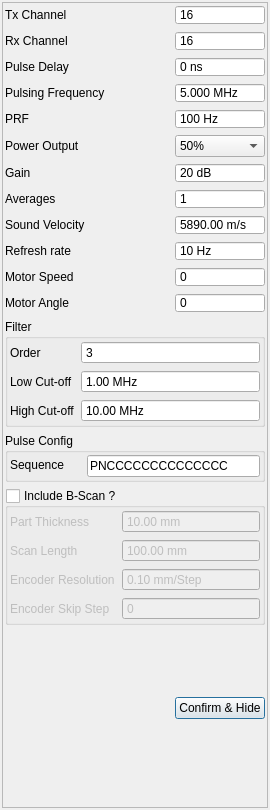
Above: tsettings.ui from SDJoeKing/Tubers_GUI before the change. Below: the same form after it.
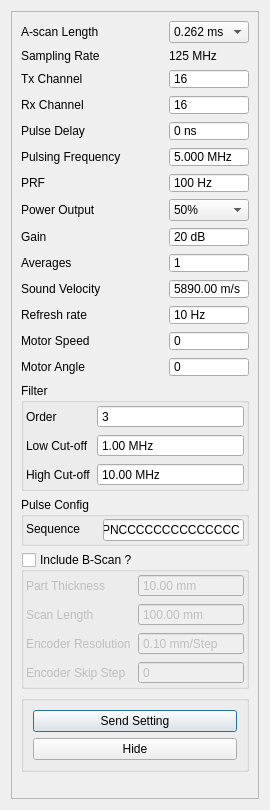
That is the form after the change.

Commit message: hide setting separate button & Ascan length setting moved

What changed in the file:
```diff
--- a/tsettings.ui
+++ b/tsettings.ui
@@ -19,22 +19,7 @@
   <property name="windowTitle">
    <string>Dialog</string>
   </property>
-  <layout class="QGridLayout" name="gridLayout_2">
-   <property name="leftMargin">
-    <number>2</number>
-   </property>
-   <property name="topMargin">
-    <number>2</number>
-   </property>
-   <property name="rightMargin">
-    <number>2</number>
-   </property>
-   <property name="bottomMargin">
-    <number>2</number>
-   </property>
-   <property name="horizontalSpacing">
-    <number>7</number>
-   </property>
+  <layout class="QGridLayout" name="gridLayout">
    <item row="0" column="0">
     <widget class="QScrollArea" name="scrollArea">
      <property name="sizePolicy">
@@ -54,123 +39,33 @@
        <rect>
         <x>0</x>
         <y>0</y>
-        <width>264</width>
-        <height>804</height>
+        <width>283</width>
+        <height>820</height>
        </rect>
       </property>
-      <layout class="QGridLayout" name="gridLayout_3">
-       <property name="leftMargin">
-        <number>2</number>
-       </property>
-       <property name="topMargin">
-        <number>2</number>
-       </property>
-       <property name="rightMargin">
-        <number>2</number>
-       </property>
-       <property name="bottomMargin">
-        <number>2</number>
-       </property>
-       <property name="horizontalSpacing">
-        <number>7</number>
-       </property>
-       <item row="7" column="1">
-        <widget class="QSpinBox" name="spinGain">
-         <property name="maximumSize">
-          <size>
-           <width>16777215</width>
-           <height>20</height>
-          </size>
-         </property>
-         <property name="focusPolicy">
-          <enum>Qt::ClickFocus</enum>
-         </property>
-         <property name="buttonSymbols">
-          <enum>QAbstractSpinBox::NoButtons</enum>
-         </property>
-         <property name="suffix">
-          <string> dB</string>
-         </property>
-         <property name="prefix">
-          <string/>
-         </property>
-         <property name="maximum">
-          <number>48</number>
-         </property>
-         <property name="value">
-          <number>20</number>
-         </property>
-        </widget>
-       </item>
-       <item row="6" column="1">
-        <widget class="QComboBox" name="powerOutput">
-         <property name="focusPolicy">
-          <enum>Qt::ClickFocus</enum>
-         </property>
-         <property name="currentIndex">
-          <number>1</number>
-         </property>
-         <item>
+      <layout class="QGridLayout" name="gridLayout_2">
+       <item row="5" column="0" colspan="3">
+        <widget class="QLabel" name="label_4">
           <property name="text">
-           <string>25%</string>
-          </property>
-         </item>
-         <item>
-          <property name="text">
-           <string>50%</string>
-          </property>
-         </item>
-         <item>
-          <property name="text">
-           <string>100%</string>
-          </property>
-         </item>
+          <string>Pulsing Frequency</string>
+         </property>
         </widget>
        </item>
-       <item row="8" column="1">
-        <widget class="QSpinBox" name="spinAvg">
-         <property name="maximumSize">
+       <item row="19" column="1">
+        <spacer name="verticalSpacer">
+         <property name="orientation">
+          <enum>Qt::Orientation::Vertical</enum>
+         </property>
+         <property name="sizeHint" stdset="0">
           <size>
-           <width>16777215</width>
-           <height>20</height>
+           <width>20</width>
+           <height>56</height>
           </size>
          </property>
-         <property name="focusPolicy">
-          <enum>Qt::ClickFocus</enum>
-         </property>
-         <property name="buttonSymbols">
-          <enum>QAbstractSpinBox::NoButtons</enum>
-         </property>
-         <property name="prefix">
-          <string/>
-         </property>
-         <property name="minimum">
-          <number>1</number>
-         </property>
-         <property name="maximum">
-          <number>100</number>
-         </property>
-         <property name="value">
-          <number>1</number>
-         </property>
-        </widget>
+        </spacer>
        </item>
-       <item row="9" column="0">
-        <widget class="QLabel" name="label_19">
-         <property name="text">
-          <string>Sound Velocity</string>
-         </property>
-        </widget>
-       </item>
-       <item row="8" column="0">
-        <widget class="QLabel" name="label_18">
-         <property name="text">
-          <string>Averages</string>
-         </property>
-        </widget>
-       </item>
-       <item row="10" column="1">
-        <widget class="QSpinBox" name="spinRefresh">
+       <item row="5" column="3">
+        <widget class="QDoubleSpinBox" name="spinFrequency">
          <property name="maximumSize">
           <size>
            <width>16777215</width>
@@ -184,20 +79,23 @@
           <enum>QAbstractSpinBox::NoButtons</enum>
          </property>
          <property name="suffix">
-          <string> Hz</string>
+          <string> MHz</string>
          </property>
+         <property name="decimals">
+          <number>3</number>
+         </property>
          <property name="minimum">
-          <number>1</number>
+          <double>0.020000000000000</double>
          </property>
          <property name="maximum">
-          <number>301</number>
+          <double>15.000000000000000</double>
          </property>
          <property name="value">
-          <number>10</number>
+          <double>5.000000000000000</double>
          </property>
         </widget>
        </item>
-       <item row="5" column="1">
+       <item row="6" column="3">
         <widget class="QSpinBox" name="prf">
          <property name="maximumSize">
           <size>
@@ -228,153 +126,75 @@
          </property>
         </widget>
        </item>
-       <item row="3" column="1">
-        <widget class="QSpinBox" name="spinPulseDelay">
-         <property name="maximumSize">
-          <size>
-           <width>16777215</width>
-           <height>20</height>
-          </size>
+       <item row="12" column="0" colspan="2">
+        <widget class="QLabel" name="label_21">
+         <property name="text">
+          <string>Motor Speed</string>
          </property>
-         <property name="focusPolicy">
-          <enum>Qt::ClickFocus</enum>
-         </property>
-         <property name="buttonSymbols">
-          <enum>QAbstractSpinBox::NoButtons</enum>
-         </property>
-         <property name="suffix">
-          <string> ns</string>
-         </property>
-         <property name="prefix">
-          <string/>
-         </property>
-         <property name="minimum">
-          <number>0</number>
-         </property>
-         <property name="maximum">
-          <number>1600</number>
-         </property>
-         <property name="value">
-          <number>0</number>
-         </property>
         </widget>
        </item>
-       <item row="11" column="1">
-        <widget class="QSpinBox" name="motorSpeed">
-         <property name="maximumSize">
-          <size>
-           <width>16777215</width>
-           <height>20</height>
-          </size>
-         </property>
-         <property name="focusPolicy">
-          <enum>Qt::ClickFocus</enum>
-         </property>
-         <property name="buttonSymbols">
-          <enum>QAbstractSpinBox::NoButtons</enum>
-         </property>
-         <property name="prefix">
+       <item row="17" column="0" rowspan="2" colspan="4">
+        <widget class="QGroupBox" name="groupBox_2">
+         <property name="title">
           <string/>
          </property>
-         <property name="minimum">
-          <number>0</number>
-         </property>
-         <property name="maximum">
-          <number>100</number>
-         </property>
-         <property name="value">
-          <number>0</number>
-         </property>
-        </widget>
-       </item>
-       <item row="17" column="0">
-        <spacer name="horizontalSpacer">
-         <property name="orientation">
-          <enum>Qt::Horizontal</enum>
-         </property>
-         <property name="sizeHint" stdset="0">
-          <size>
-           <width>106</width>
-           <height>20</height>
-          </size>
-         </property>
-        </spacer>
-       </item>
-       <item row="6" column="0">
-        <widget class="QLabel" name="label_5">
-         <property name="text">
-          <string>Power Output</string>
-         </property>
-        </widget>
-       </item>
-       <item row="10" column="0">
-        <widget class="QLabel" name="labelHz">
-         <property name="text">
-          <string>Refresh rate</string>
-         </property>
-        </widget>
-       </item>
-       <item row="9" column="1">
-        <widget class="QDoubleSpinBox" name="spinVel">
-         <property name="maximumSize">
-          <size>
-           <width>16777215</width>
-           <height>20</height>
-          </size>
-         </property>
-         <property name="focusPolicy">
-          <enum>Qt::ClickFocus</enum>
-         </property>
-         <property name="buttonSymbols">
-          <enum>QAbstractSpinBox::NoButtons</enum>
-         </property>
-         <property name="suffix">
-          <string> m/s</string>
-         </property>
-         <property name="maximum">
-          <double>9999.989999999999782</double>
-         </property>
-         <property name="value">
-          <double>5890.000000000000000</double>
-         </property>
-        </widget>
-       </item>
-       <item row="16" column="1">
+         <layout class="QVBoxLayout" name="verticalLayout">
+          <item>
         <widget class="QPushButton" name="btnConfirm">
          <property name="text">
-          <string>Confirm &amp;&amp; Hide</string>
+             <string>Send Setting</string>
          </property>
         </widget>
        </item>
-       <item row="2" column="0">
-        <widget class="QLabel" name="label_3">
+          <item>
+           <widget class="QPushButton" name="btnHide">
          <property name="text">
-          <string>Rx Channel</string>
+             <string>Hide</string>
          </property>
         </widget>
        </item>
-       <item row="5" column="0">
-        <widget class="QLabel" name="label_6">
-         <property name="text">
-          <string>PRF</string>
-         </property>
+         </layout>
         </widget>
        </item>
-       <item row="4" column="0">
-        <widget class="QLabel" name="label_4">
-         <property name="text">
-          <string>Pulsing Frequency</string>
+       <item row="2" column="3">
+        <widget class="QSpinBox" name="spinTx">
+         <property name="maximumSize">
+          <size>
+           <width>16777215</width>
+           <height>20</height>
+          </size>
          </property>
+         <property name="focusPolicy">
+          <enum>Qt::FocusPolicy::StrongFocus</enum>
+         </property>
+         <property name="buttonSymbols">
+          <enum>QAbstractSpinBox::ButtonSymbols::NoButtons</enum>
+         </property>
+         <property name="suffix">
+          <string/>
+         </property>
+         <property name="prefix">
+          <string/>
+         </property>
+         <property name="minimum">
+          <number>1</number>
+         </property>
+         <property name="maximum">
+          <number>16</number>
+         </property>
+         <property name="value">
+          <number>16</number>
+         </property>
         </widget>
        </item>
-       <item row="3" column="0">
+       <item row="4" column="0" colspan="2">
         <widget class="QLabel" name="label_8">
          <property name="text">
           <string>Pulse Delay</string>
          </property>
         </widget>
        </item>
-       <item row="15" column="0" colspan="2">
+       <item row="16" column="0" colspan="4">
         <widget class="QGroupBox" name="groupBscan">
          <property name="title">
           <string>Include B-Scan ?</string>
@@ -499,15 +319,8 @@
          </layout>
         </widget>
        </item>
-       <item row="11" column="0">
-        <widget class="QLabel" name="label_21">
-         <property name="text">
-          <string>Motor Speed</string>
-         </property>
-        </widget>
-       </item>
-       <item row="12" column="1">
-        <widget class="QSpinBox" name="motorAngle">
+       <item row="10" column="3">
+        <widget class="QDoubleSpinBox" name="spinVel">
          <property name="maximumSize">
           <size>
            <width>16777215</width>
@@ -521,24 +334,18 @@
           <enum>QAbstractSpinBox::NoButtons</enum>
          </property>
          <property name="suffix">
-          <string/>
-         </property>
-         <property name="prefix">
-          <string/>
-         </property>
-         <property name="minimum">
-          <number>0</number>
+          <string> m/s</string>
          </property>
          <property name="maximum">
-          <number>3600</number>
+          <double>9999.989999999999782</double>
          </property>
          <property name="value">
-          <number>0</number>
+          <double>5890.000000000000000</double>
          </property>
         </widget>
        </item>
-       <item row="0" column="1">
-        <widget class="QSpinBox" name="spinTx">
+       <item row="3" column="3">
+        <widget class="QSpinBox" name="spinRx">
          <property name="maximumSize">
           <size>
            <width>16777215</width>
@@ -568,85 +375,14 @@
          </property>
         </widget>
        </item>
-       <item row="7" column="0">
+       <item row="8" column="0">
         <widget class="QLabel" name="label_11">
          <property name="text">
           <string>Gain</string>
          </property>
         </widget>
        </item>
-       <item row="14" column="0" colspan="2">
-        <widget class="QGroupBox" name="groupBox_3">
-         <property name="maximumSize">
-          <size>
-           <width>16777215</width>
-           <height>70</height>
-          </size>
-         </property>
-         <property name="title">
-          <string>Pulse Config</string>
-         </property>
-         <layout class="QFormLayout" name="formLayout_3">
-          <property name="leftMargin">
-           <number>2</number>
-          </property>
-          <property name="topMargin">
-           <number>2</number>
-          </property>
-          <property name="rightMargin">
-           <number>2</number>
-          </property>
-          <property name="bottomMargin">
-           <number>2</number>
-          </property>
-          <item row="0" column="0">
-           <widget class="QLabel" name="labelHz_8">
-            <property name="maximumSize">
-             <size>
-              <width>16777215</width>
-              <height>20</height>
-             </size>
-            </property>
-            <property name="text">
-             <string>Sequence     </string>
-            </property>
-           </widget>
-          </item>
-          <item row="0" column="1">
-           <widget class="QLineEdit" name="pulseSequence">
-            <property name="font">
-             <font>
-              <pointsize>9</pointsize>
-             </font>
-            </property>
-            <property name="focusPolicy">
-             <enum>Qt::ClickFocus</enum>
-            </property>
-            <property name="toolTip">
-             <string/>
-            </property>
-            <property name="inputMask">
-             <string>AAAAAAAAAAAAAAAA</string>
-            </property>
-            <property name="text">
-             <string>PNCCCCCCCCCCCCCC</string>
-            </property>
-            <property name="maxLength">
-             <number>16</number>
-            </property>
-           </widget>
-          </item>
-         </layout>
-        </widget>
-       </item>
-       <item row="12" column="0">
-        <widget class="QLabel" name="label_20">
-         <property name="text">
-          <string>Motor Angle</string>
-         </property>
-        </widget>
-       </item>
-       <item row="13" column="0" colspan="2">
+       <item row="14" column="0" colspan="4">
         <widget class="QGroupBox" name="groupBox">
          <property name="maximumSize">
           <size>
@@ -754,21 +490,33 @@
          </layout>
         </widget>
        </item>
-       <item row="16" column="0">
-        <spacer name="verticalSpacer">
-         <property name="orientation">
-          <enum>Qt::Vertical</enum>
+       <item row="7" column="3">
+        <widget class="QComboBox" name="powerOutput">
+         <property name="focusPolicy">
+          <enum>Qt::FocusPolicy::ClickFocus</enum>
          </property>
-         <property name="sizeHint" stdset="0">
-          <size>
-           <width>20</width>
-           <height>56</height>
-          </size>
+         <property name="currentIndex">
+          <number>1</number>
          </property>
-        </spacer>
-       </item>
-       <item row="4" column="1">
-        <widget class="QDoubleSpinBox" name="spinFrequency">
+         <item>
+          <property name="text">
+           <string>25%</string>
+          </property>
+         </item>
+         <item>
+          <property name="text">
+           <string>50%</string>
+          </property>
+         </item>
+         <item>
+          <property name="text">
+           <string>100%</string>
+          </property>
+         </item>
+        </widget>
+       </item>
+       <item row="13" column="3">
+        <widget class="QSpinBox" name="motorAngle">
          <property name="maximumSize">
           <size>
            <width>16777215</width>
@@ -782,30 +530,52 @@
           <enum>QAbstractSpinBox::NoButtons</enum>
          </property>
          <property name="suffix">
-          <string> MHz</string>
+          <string/>
          </property>
-         <property name="decimals">
-          <number>3</number>
+         <property name="prefix">
+          <string/>
          </property>
          <property name="minimum">
-          <double>0.020000000000000</double>
+          <number>0</number>
          </property>
          <property name="maximum">
-          <double>15.000000000000000</double>
+          <number>3600</number>
          </property>
-         <property name="singleStep">
-          <double>0.100000000000000</double>
+         <property name="value">
+          <number>0</number>
          </property>
-         <property name="stepType">
-          <enum>QAbstractSpinBox::AdaptiveDecimalStepType</enum>
+        </widget>
+       </item>
+       <item row="7" column="0" colspan="2">
+        <widget class="QLabel" name="label_5">
+         <property name="text">
+          <string>Power Output</string>
          </property>
-         <property name="value">
-          <double>5.000000000000000</double>
+        </widget>
+       </item>
+       <item row="9" column="0" colspan="2">
+        <widget class="QLabel" name="label_18">
+         <property name="text">
+          <string>Averages</string>
          </property>
         </widget>
        </item>
-       <item row="2" column="1">
-        <widget class="QSpinBox" name="spinRx">
+       <item row="11" column="0" colspan="2">
+        <widget class="QLabel" name="labelHz">
+         <property name="text">
+          <string>Refresh rate</string>
+         </property>
+        </widget>
+       </item>
+       <item row="3" column="0" colspan="2">
+        <widget class="QLabel" name="label_3">
+         <property name="text">
+          <string>Rx Channel</string>
+         </property>
+        </widget>
+       </item>
+       <item row="8" column="3">
+        <widget class="QSpinBox" name="spinGain">
          <property name="maximumSize">
           <size>
            <width>16777215</width>
@@ -819,8 +589,33 @@
           <enum>QAbstractSpinBox::NoButtons</enum>
          </property>
          <property name="suffix">
+          <string> dB</string>
+         </property>
+         <property name="prefix">
           <string/>
          </property>
+         <property name="maximum">
+          <number>48</number>
+         </property>
+         <property name="value">
+          <number>20</number>
+         </property>
+        </widget>
+       </item>
+       <item row="9" column="3">
+        <widget class="QSpinBox" name="spinAvg">
+         <property name="maximumSize">
+          <size>
+           <width>16777215</width>
+           <height>20</height>
+          </size>
+         </property>
+         <property name="focusPolicy">
+          <enum>Qt::FocusPolicy::ClickFocus</enum>
+         </property>
+         <property name="buttonSymbols">
+          <enum>QAbstractSpinBox::ButtonSymbols::NoButtons</enum>
+         </property>
          <property name="prefix">
           <string/>
          </property>
@@ -828,20 +623,260 @@
           <number>1</number>
          </property>
          <property name="maximum">
-          <number>16</number>
+          <number>100</number>
          </property>
          <property name="value">
-          <number>16</number>
+          <number>1</number>
          </property>
         </widget>
        </item>
-       <item row="0" column="0">
+       <item row="10" column="0" colspan="2">
+        <widget class="QLabel" name="label_19">
+         <property name="text">
+          <string>Sound Velocity</string>
+         </property>
+        </widget>
+       </item>
+       <item row="2" column="0" colspan="2">
         <widget class="QLabel" name="label_7">
          <property name="text">
           <string>Tx Channel</string>
          </property>
         </widget>
        </item>
+       <item row="6" column="0">
+        <widget class="QLabel" name="label_6">
+         <property name="text">
+          <string>PRF</string>
+         </property>
+        </widget>
+       </item>
+       <item row="12" column="3">
+        <widget class="QSpinBox" name="motorSpeed">
+         <property name="maximumSize">
+          <size>
+           <width>16777215</width>
+           <height>20</height>
+          </size>
+         </property>
+         <property name="focusPolicy">
+          <enum>Qt::FocusPolicy::ClickFocus</enum>
+         </property>
+         <property name="buttonSymbols">
+          <enum>QAbstractSpinBox::ButtonSymbols::NoButtons</enum>
+         </property>
+         <property name="prefix">
+          <string/>
+         </property>
+         <property name="minimum">
+          <number>0</number>
+         </property>
+         <property name="maximum">
+          <number>100</number>
+         </property>
+         <property name="value">
+          <number>0</number>
+         </property>
+        </widget>
+       </item>
+       <item row="11" column="3">
+        <widget class="QSpinBox" name="spinRefresh">
+         <property name="maximumSize">
+          <size>
+           <width>16777215</width>
+           <height>20</height>
+          </size>
+         </property>
+         <property name="focusPolicy">
+          <enum>Qt::FocusPolicy::ClickFocus</enum>
+         </property>
+         <property name="buttonSymbols">
+          <enum>QAbstractSpinBox::ButtonSymbols::NoButtons</enum>
+         </property>
+         <property name="suffix">
+          <string> Hz</string>
+         </property>
+         <property name="minimum">
+          <number>1</number>
+         </property>
+         <property name="maximum">
+          <number>301</number>
+         </property>
+         <property name="value">
+          <number>10</number>
+         </property>
+        </widget>
+       </item>
+       <item row="4" column="3">
+        <widget class="QSpinBox" name="spinPulseDelay">
+         <property name="maximumSize">
+          <size>
+           <width>16777215</width>
+           <height>20</height>
+          </size>
+         </property>
+         <property name="focusPolicy">
+          <enum>Qt::FocusPolicy::ClickFocus</enum>
+         </property>
+         <property name="buttonSymbols">
+          <enum>QAbstractSpinBox::ButtonSymbols::NoButtons</enum>
+         </property>
+         <property name="suffix">
+          <string> ns</string>
+         </property>
+         <property name="prefix">
+          <string/>
+         </property>
+         <property name="minimum">
+          <number>0</number>
+         </property>
+         <property name="maximum">
+          <number>1600</number>
+         </property>
+         <property name="value">
+          <number>0</number>
+         </property>
+        </widget>
+       </item>
+       <item row="13" column="0" colspan="2">
+        <widget class="QLabel" name="label_20">
+         <property name="text">
+          <string>Motor Angle</string>
+         </property>
+        </widget>
+       </item>
+       <item row="15" column="0" colspan="4">
+        <widget class="QGroupBox" name="groupBox_3">
+         <property name="maximumSize">
+          <size>
+           <width>16777215</width>
+           <height>70</height>
+          </size>
+         </property>
+         <property name="title">
+          <string>Pulse Config</string>
+         </property>
+         <layout class="QFormLayout" name="formLayout_3">
+          <property name="leftMargin">
+           <number>2</number>
+          </property>
+          <property name="topMargin">
+           <number>2</number>
+          </property>
+          <property name="rightMargin">
+           <number>2</number>
+          </property>
+          <property name="bottomMargin">
+           <number>2</number>
+          </property>
+          <item row="0" column="0">
+           <widget class="QLabel" name="labelHz_8">
+            <property name="maximumSize">
+             <size>
+              <width>16777215</width>
+              <height>20</height>
+             </size>
+            </property>
+            <property name="text">
+             <string>Sequence     </string>
+            </property>
+           </widget>
+          </item>
+          <item row="0" column="1">
+           <widget class="QLineEdit" name="pulseSequence">
+            <property name="font">
+             <font>
+              <pointsize>9</pointsize>
+             </font>
+            </property>
+            <property name="focusPolicy">
+             <enum>Qt::FocusPolicy::ClickFocus</enum>
+            </property>
+            <property name="toolTip">
+             <string/>
+            </property>
+            <property name="inputMask">
+             <string>AAAAAAAAAAAAAAAA</string>
+            </property>
+            <property name="text">
+             <string>PNCCCCCCCCCCCCCC</string>
+            </property>
+            <property name="maxLength">
+             <number>16</number>
+            </property>
+           </widget>
+          </item>
+         </layout>
+        </widget>
+       </item>
+       <item row="0" column="0">
+        <widget class="QLabel" name="label_9">
+         <property name="text">
+          <string>A-scan Length</string>
+         </property>
+        </widget>
+       </item>
+       <item row="0" column="3">
+        <widget class="QComboBox" name="comboLength">
+         <property name="placeholderText">
+          <string/>
+         </property>
+         <item>
+          <property name="text">
+           <string>0.262 ms</string>
+          </property>
+         </item>
+         <item>
+          <property name="text">
+           <string>0.524 ms</string>
+          </property>
+         </item>
+         <item>
+          <property name="text">
+           <string>0.786 ms</string>
+          </property>
+         </item>
+         <item>
+          <property name="text">
+           <string>1.048 ms</string>
+          </property>
+         </item>
+         <item>
+          <property name="text">
+           <string>1.311 ms</string>
+          </property>
+         </item>
+         <item>
+          <property name="text">
+           <string>1.573 ms</string>
+          </property>
+         </item>
+         <item>
+          <property name="text">
+           <string>1.835 ms</string>
+          </property>
+         </item>
+         <item>
+          <property name="text">
+           <string>2.097 ms</string>
+          </property>
+         </item>
+        </widget>
+       </item>
+       <item row="1" column="0">
+        <widget class="QLabel" name="label_10">
+         <property name="text">
+          <string>Sampling Rate</string>
+         </property>
+        </widget>
+       </item>
+       <item row="1" column="3">
+        <widget class="QLabel" name="label_fs">
+         <property name="text">
+          <string>125 MHz</string>
+         </property>
+        </widget>
+       </item>
       </layout>
      </widget>
     </widget>
```
Left out of the diff: 60 changed lines with no effect on the pictures. Lines whose indentation alone changed are shown as unchanged. The commit also changes 7 other files.
